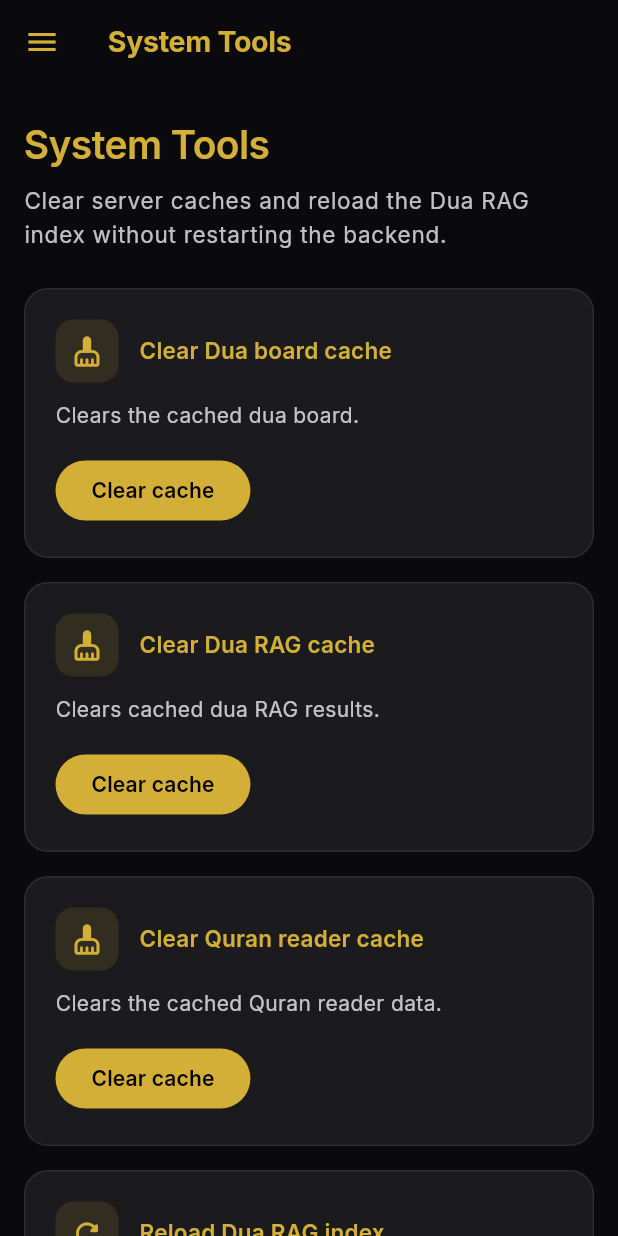
After one commit to shpper-dev/emam-admin-web-app, a Flutter app: the SystemToolsView screen opened by its route, on a phone screen of 412 x 824 dp. The commit adds this screen. Run offline on Flutter 3.47's test engine with Material 3 defaults, Android fonts, the phone set to English and light mode, and no system bars; our stand-ins replace cached_network_image, dio, firebase_core, flutter_riverpod, go_router, google_fonts and 3 more; accounts and stored records are empty.

Commit message:
Add System Tools page for cache invalidation and RAG reload

```diff
--- a/lib/core/constants/api_constants.dart
+++ b/lib/core/constants/api_constants.dart
@@ -40,6 +40,9 @@ class ApiConstants {
   static const String voiceDemoUrl =
       '$apiBaseUrl/arabic-accent-mirror-gpt-live-rvc';
 
+  static const String cacheInvalidate = '/admin/system/cache/invalidate';
+  static const String ragReload = '/admin/system/rag/reload';
+
   static const String firebaseWebApiKey =
       'AIzaSyDSxatz31b4auOeKlHD9svES3zxsVqOHAU';
 
--- a/lib/core/constants/widget_constants.dart
+++ b/lib/core/constants/widget_constants.dart
@@ -154,12 +154,6 @@ class AppDrawer extends ConsumerWidget {
             onTap: () => _navigate(context, RoutePaths.voiceDemo),
           ),
           _DrawerTile(
-            icon: Icons.insights_rounded,
-            label: 'Analytics',
-            selected: false,
-            onTap: () => _openFirebaseAnalytics(context),
-          ),
-          _DrawerTile(
             icon: Icons.devices_rounded,
             label: 'Devices',
             selected: currentPath == RoutePaths.devices,
@@ -170,6 +164,12 @@ class AppDrawer extends ConsumerWidget {
             label: 'Audit Log',
             selected: currentPath == RoutePaths.audit,
             onTap: () => _navigate(context, RoutePaths.audit),
+          ),
+          _DrawerTile(
+            icon: Icons.build_circle_outlined,
+            label: 'System Tools',
+            selected: currentPath == RoutePaths.systemTools,
+            onTap: () => _navigate(context, RoutePaths.systemTools),
           ),
           const SizedBox(height: AppConstants.space16),
           Padding(
@@ -182,6 +182,12 @@ class AppDrawer extends ConsumerWidget {
             label: 'Feedback',
             selected: false,
             onTap: () => _openFeedback(context),
+          ),
+          _DrawerTile(
+            icon: Icons.insights_rounded,
+            label: 'Analytics',
+            selected: false,
+            onTap: () => _openFirebaseAnalytics(context),
           ),
           _DrawerTile(
             icon: CupertinoIcons.arrow_left_square_fill,
--- a/lib/core/router/app_router.dart
+++ b/lib/core/router/app_router.dart
@@ -6,6 +6,7 @@ import 'package:emam_admin_web_app/features/auth/views/sign_in_view.dart';
 import 'package:emam_admin_web_app/features/content/views/content_view.dart';
 import 'package:emam_admin_web_app/features/dashboard/views/dashboard_view.dart';
 import 'package:emam_admin_web_app/features/devices/views/devices_view.dart';
+import 'package:emam_admin_web_app/features/system_tools/views/system_tools_view.dart';
 import 'package:emam_admin_web_app/features/voice_server/views/voice_server_view.dart';
 import 'package:flutter/material.dart';
 import 'package:flutter_riverpod/flutter_riverpod.dart';
@@ -52,6 +53,7 @@ final goRouterProvider = Provider<GoRouter>((ref) {
             RoutePaths.voiceDemo => 'Voice Demo',
             RoutePaths.devices => 'Signed-in Devices',
             RoutePaths.audit => 'Audit Log',
+            RoutePaths.systemTools => 'System Tools',
             _ => 'Dashboard',
           };
           return AdminShell(title: title, body: child);
@@ -82,6 +84,11 @@ final goRouterProvider = Provider<GoRouter>((ref) {
             pageBuilder: (context, state) =>
                 const NoTransitionPage(child: AuditView()),
           ),
+          GoRoute(
+            path: RoutePaths.systemTools,
+            pageBuilder: (context, state) =>
+                const NoTransitionPage(child: SystemToolsView()),
+          ),
         ],
       ),
     ],
--- a/lib/core/router/route_paths.dart
+++ b/lib/core/router/route_paths.dart
@@ -7,4 +7,5 @@ class RoutePaths {
   static const String voiceDemo = '/voice-demo';
   static const String devices = '/devices';
   static const String audit = '/audit';
+  static const String systemTools = '/system-tools';
 }
--- /dev/null
+++ b/lib/features/system_tools/provider/system_tools_repository_provider.dart
@@ -0,0 +1,7 @@
+import 'package:emam_admin_web_app/core/providers/core_providers.dart';
+import 'package:emam_admin_web_app/features/system_tools/repository/system_tools_repository.dart';
+import 'package:flutter_riverpod/flutter_riverpod.dart';
+
+final systemToolsRepositoryProvider = Provider<SystemToolsRepository>((ref) {
+  return SystemToolsRepository(ref.watch(dioClientProvider));
+});
--- /dev/null
+++ b/lib/features/system_tools/repository/system_tools_repository.dart
@@ -0,0 +1,46 @@
+import 'package:emam_admin_web_app/core/constants/api_constants.dart';
+import 'package:emam_admin_web_app/core/network/dio_client.dart';
+
+enum CacheDomain {
+  duaBoard('dua_board', 'Dua board'),
+  duaRag('dua_rag', 'Dua RAG'),
+  quranReader('quran_reader', 'Quran reader');
+
+  const CacheDomain(this.apiValue, this.label);
+
+  final String apiValue;
+  final String label;
+}
+
+class SystemToolsRepository {
+  SystemToolsRepository(this._client);
+
+  final DioClient _client;
+
+  /// Returns the backend's message, if it sent one.
+  Future<String?> invalidateCache(CacheDomain domain) async {
+    final response = await _client.post<Object>(
+      ApiConstants.cacheInvalidate,
+      data: {'domain': domain.apiValue},
+    );
+    return _message(response.data);
+  }
+
+  /// Returns a one-line summary of the reloaded index.
+  Future<String> reloadRag() async {
+    final response = await _client.post<Object>(ApiConstants.ragReload);
+    final data = response.data;
+    final message = _message(data) ?? 'Dua RAG index reloaded.';
+    if (data is Map && data['chunk_count'] != null) {
+      return '$message (${data['chunk_count']} chunks loaded)';
+    }
+    return message;
+  }
+
+  static String? _message(Object? data) {
+    if (data is Map && data['message'] is String) {
+      return data['message'] as String;
+    }
+    return null;
+  }
+}
--- /dev/null
+++ b/lib/features/system_tools/views/system_tools_view.dart
@@ -0,0 +1,265 @@
+import 'package:dio/dio.dart';
+import 'package:emam_admin_web_app/core/constants/app_constants.dart';
+import 'package:emam_admin_web_app/core/network/api_error.dart';
+import 'package:emam_admin_web_app/core/widgets/admin_alert_dialog.dart';
+import 'package:emam_admin_web_app/features/content/views/widgets/content_section_card.dart';
+import 'package:emam_admin_web_app/features/system_tools/provider/system_tools_repository_provider.dart';
+import 'package:emam_admin_web_app/features/system_tools/repository/system_tools_repository.dart';
+import 'package:flutter/material.dart';
+import 'package:flutter_riverpod/flutter_riverpod.dart';
+
+class SystemToolsView extends ConsumerWidget {
+  const SystemToolsView({super.key});
+
+  @override
+  Widget build(BuildContext context, WidgetRef ref) {
+    final theme = Theme.of(context);
+    final repo = ref.watch(systemToolsRepositoryProvider);
+    return LayoutBuilder(
+      builder: (context, constraints) {
+        final horizontalPadding = contentHorizontalPadding(
+          constraints.maxWidth,
+        );
+        return SingleChildScrollView(
+          padding: EdgeInsets.fromLTRB(
+            horizontalPadding,
+            24,
+            horizontalPadding,
+            32,
+          ),
+          child: Column(
+            crossAxisAlignment: CrossAxisAlignment.start,
+            children: [
+              Text(
+                'System Tools',
+                style: theme.textTheme.headlineMedium?.copyWith(
+                  color: AppConstants.primary,
+                  fontWeight: FontWeight.w600,
+                ),
+              ),
+              const SizedBox(height: 8),
+              Text(
+                'Clear server caches and reload the Dua RAG index without '
+                'restarting the backend.',
+                style: theme.textTheme.bodyLarge?.copyWith(
+                  color: AppConstants.textSecondary,
+                ),
+              ),
+              const SizedBox(height: 24),
+              for (final domain in CacheDomain.values) ...[
+                _ToolCard(
+                  icon: Icons.cleaning_services_rounded,
+                  title: 'Clear ${domain.label} cache',
+                  description: _cacheDescription(domain),
+                  buttonLabel: 'Clear cache',
+                  confirmTitle: 'Clear the ${domain.label} cache?',
+                  confirmBody:
+                      'Cached ${domain.label} data is dropped and rebuilt on '
+                      'the next request, which may be briefly slower.',
+                  action: () => repo
+                      .invalidateCache(domain)
+                      .then((m) => m ?? '${domain.label} cache cleared.'),
+                ),
+                const SizedBox(height: AppConstants.space16),
+              ],
+              _ToolCard(
+                icon: Icons.refresh_rounded,
+                title: 'Reload Dua RAG index',
+                description:
+                    'Loads the rebuilt index from disk into memory. Run this '
+                    'after the index build script has finished.',
+                buttonLabel: 'Reload index',
+                confirmTitle: 'Reload the Dua RAG index?',
+                confirmBody:
+                    'The in-memory index is replaced with the one on disk. '
+                    'This fails if the index is missing.',
+                action: repo.reloadRag,
+              ),
+            ],
+          ),
+        );
+      },
+    );
+  }
+
+  static String _cacheDescription(CacheDomain domain) => switch (domain) {
+    CacheDomain.duaBoard => 'Clears the cached dua board.',
+    CacheDomain.duaRag => 'Clears cached dua RAG results.',
+    CacheDomain.quranReader => 'Clears the cached Quran reader data.',
+  };
+}
+
+class _ToolCard extends StatefulWidget {
+  const _ToolCard({
+    required this.icon,
+    required this.title,
+    required this.description,
+    required this.buttonLabel,
+    required this.confirmTitle,
+    required this.confirmBody,
+    required this.action,
+  });
+
+  final IconData icon;
+  final String title;
+  final String description;
+  final String buttonLabel;
+  final String confirmTitle;
+  final String confirmBody;
+  final Future<String> Function() action;
+
+  @override
+  State<_ToolCard> createState() => _ToolCardState();
+}
+
+class _ToolCardState extends State<_ToolCard> {
+  bool _busy = false;
+  String? _result;
+  bool _failed = false;
+
+  Future<void> _run() async {
+    final confirmed = await showDialog<bool>(
+      context: context,
+      builder: (dialogContext) => AdminAlertDialog(
+        title: widget.confirmTitle,
+        icon: widget.icon,
+        accentColor: AppConstants.warning,
+        content: Text(
+          widget.confirmBody,
+          style: Theme.of(
+            dialogContext,
+          ).textTheme.bodyMedium?.copyWith(color: AppConstants.textSecondary),
+        ),
+        actions: [
+          TextButton(
+            onPressed: () => Navigator.of(dialogContext).pop(false),
+            child: const Text('Cancel'),
+          ),
+          TextButton(
+            onPressed: () => Navigator.of(dialogContext).pop(true),
+            child: Text(widget.buttonLabel),
+          ),
+        ],
+      ),
+    );
+    if (confirmed != true || !mounted) return;
+    setState(() {
+      _busy = true;
+      _result = null;
+    });
+    String message;
+    var failed = false;
+    try {
+      message = await widget.action();
+    } on DioException catch (error) {
+      message = parseApiError(error);
+      failed = true;
+    }
+    if (!mounted) return;
+    setState(() {
+      _busy = false;
+      _result = message;
+      _failed = failed;
+    });
+  }
+
+  @override
+  Widget build(BuildContext context) {
+    final theme = Theme.of(context);
+    final result = _result;
+    final resultColor = _failed ? AppConstants.danger : AppConstants.success;
+    return Container(
+      width: double.infinity,
+      padding: const EdgeInsets.all(AppConstants.space20),
+      decoration: BoxDecoration(
+        color: AppConstants.surfaceColor,
+        borderRadius: BorderRadius.circular(AppConstants.radiusLg),
+        border: Border.all(color: Colors.white.withValues(alpha: 0.08)),
+      ),
+      child: Column(
+        crossAxisAlignment: CrossAxisAlignment.start,
+        children: [
+          Row(
+            children: [
+              Container(
+                padding: const EdgeInsets.all(10),
+                decoration: BoxDecoration(
+                  color: AppConstants.primary.withValues(alpha: 0.12),
+                  borderRadius: BorderRadius.circular(AppConstants.radiusMd),
+                ),
+                child: Icon(
+                  widget.icon,
+                  color: AppConstants.primary,
+                  size: 22,
+                ),
+              ),
+              const SizedBox(width: 14),
+              Expanded(
+                child: Text(
+                  widget.title,
+                  style: theme.textTheme.titleMedium?.copyWith(
+                    color: AppConstants.primary,
+                    fontWeight: FontWeight.w600,
+                  ),
+                ),
+              ),
+            ],
+          ),
+          const SizedBox(height: AppConstants.space12),
+          Text(
+            widget.description,
+            style: theme.textTheme.bodyMedium?.copyWith(
+              color: AppConstants.textSecondary,
+            ),
+          ),
+          const SizedBox(height: AppConstants.space16),
+          Wrap(
+            spacing: AppConstants.space12,
+            runSpacing: AppConstants.space12,
+            crossAxisAlignment: WrapCrossAlignment.center,
+            children: [
+              FilledButton(
+                onPressed: _busy ? null : _run,
+                style: FilledButton.styleFrom(
+                  backgroundColor: AppConstants.primary,
+                  foregroundColor: AppConstants.black,
+                ),
+                child: Text(widget.buttonLabel),
+              ),
+              if (_busy)
+                const SizedBox(
+                  width: 18,
+                  height: 18,
+                  child: CircularProgressIndicator(strokeWidth: 2),
+                ),
+            ],
+          ),
+          if (result != null) ...[
+            const SizedBox(height: AppConstants.space12),
+            Row(
+              crossAxisAlignment: CrossAxisAlignment.start,
+              children: [
+                Icon(
+                  _failed
+                      ? Icons.error_outline_rounded
+                      : Icons.check_circle_outline_rounded,
+                  size: 18,
+                  color: resultColor,
+                ),
+                const SizedBox(width: AppConstants.space8),
+                Expanded(
+                  child: Text(
+                    result,
+                    style: theme.textTheme.bodyMedium?.copyWith(
+                      color: resultColor,
+                    ),
+                  ),
+                ),
+              ],
+            ),
+          ],
+        ],
+      ),
+    );
+  }
+}
```
